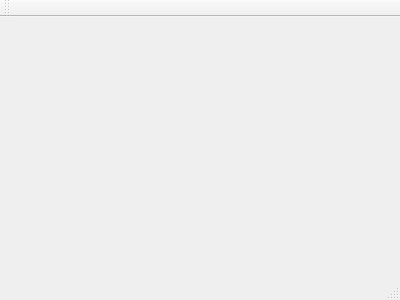
The window that mainwindow.ui (simao234430/kunchen_gate_tool) describes before a commit, drawn with Qt 5.
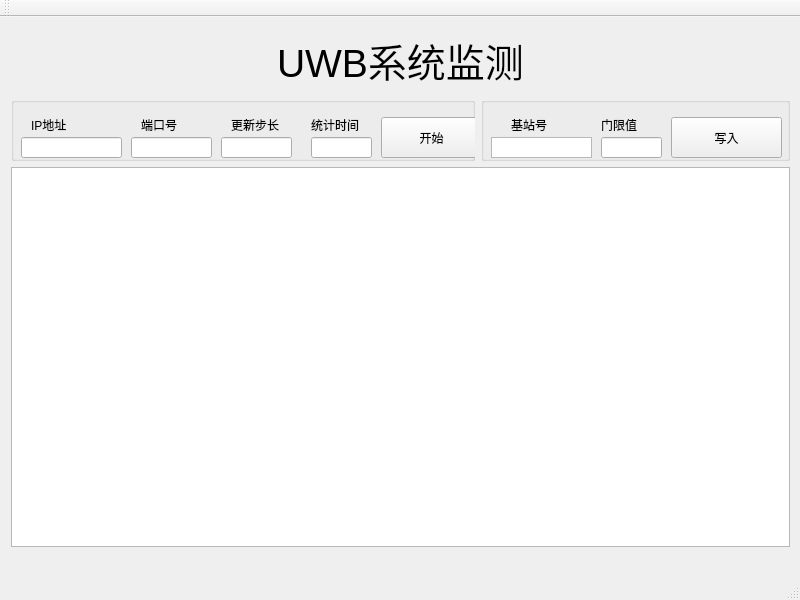
The same window after the commit.

What changed in the file:
```diff
--- a/mainwindow.ui
+++ b/mainwindow.ui
@@ -1,24 +1,270 @@
 <ui version="4.0">
  <class>MainWindow</class>
- <widget class="QMainWindow" name="MainWindow" >
-  <property name="geometry" >
+ <widget class="QMainWindow" name="MainWindow">
+  <property name="geometry">
    <rect>
     <x>0</x>
     <y>0</y>
-    <width>400</width>
-    <height>300</height>
+    <width>800</width>
+    <height>600</height>
    </rect>
   </property>
   <property name="windowTitle" >
    <string>MainWindow</string>
   </property>
-  <widget class="QMenuBar" name="menuBar" />
-  <widget class="QToolBar" name="mainToolBar" />
-  <widget class="QWidget" name="centralWidget" />
-  <widget class="QStatusBar" name="statusBar" />
+  <widget class="QWidget" name="centralWidget">
+   <widget class="QWidget" name="verticalLayoutWidget">
+    <property name="geometry">
+     <rect>
+      <x>0</x>
+      <y>0</y>
+      <width>801</width>
+      <height>541</height>
+     </rect>
+    </property>
+    <layout class="QVBoxLayout" name="verticalLayout" stretch="1,1,6">
+     <item>
+      <layout class="QHBoxLayout" name="horizontalLayout_3" stretch="0">
+       <item>
+        <widget class="QLabel" name="label">
+         <property name="font">
+          <font>
+           <pointsize>29</pointsize>
+          </font>
+         </property>
+         <property name="text">
+          <string>UWB系统监测</string>
+         </property>
+         <property name="alignment">
+          <set>Qt::AlignCenter</set>
+         </property>
+        </widget>
+       </item>
+      </layout>
+     </item>
+     <item>
+      <layout class="QHBoxLayout" name="horizontalLayout" stretch="3,2">
+       <item>
+        <widget class="QGroupBox" name="groupBox_2">
+         <property name="title">
+          <string/>
+         </property>
+         <widget class="QLabel" name="label_2">
+          <property name="geometry">
+           <rect>
+            <x>20</x>
+            <y>20</y>
+            <width>59</width>
+            <height>16</height>
+           </rect>
+          </property>
+          <property name="text">
+           <string>IP地址</string>
+          </property>
+         </widget>
+         <widget class="QLabel" name="label_3">
+          <property name="geometry">
+           <rect>
+            <x>130</x>
+            <y>20</y>
+            <width>59</width>
+            <height>16</height>
+           </rect>
+          </property>
+          <property name="text">
+           <string>端口号</string>
+          </property>
+         </widget>
+         <widget class="QLineEdit" name="Input_ip">
+          <property name="geometry">
+           <rect>
+            <x>10</x>
+            <y>40</y>
+            <width>101</width>
+            <height>21</height>
+           </rect>
+          </property>
+         </widget>
+         <widget class="QLineEdit" name="Input_port">
+          <property name="geometry">
+           <rect>
+            <x>120</x>
+            <y>40</y>
+            <width>81</width>
+            <height>21</height>
+           </rect>
+          </property>
+         </widget>
+         <widget class="QPushButton" name="StartButton">
+          <property name="geometry">
+           <rect>
+            <x>370</x>
+            <y>20</y>
+            <width>101</width>
+            <height>41</height>
+           </rect>
+          </property>
+          <property name="text">
+           <string>开始</string>
+          </property>
+         </widget>
+         <widget class="QLabel" name="label_4">
+          <property name="geometry">
+           <rect>
+            <x>220</x>
+            <y>20</y>
+            <width>59</width>
+            <height>16</height>
+           </rect>
+          </property>
+          <property name="text">
+           <string>更新步长</string>
+          </property>
+         </widget>
+         <widget class="QLabel" name="label_5">
+          <property name="geometry">
+           <rect>
+            <x>300</x>
+            <y>20</y>
+            <width>59</width>
+            <height>16</height>
+           </rect>
+          </property>
+          <property name="text">
+           <string>统计时间</string>
+          </property>
+         </widget>
+         <widget class="QLineEdit" name="Input_time_step">
+          <property name="geometry">
+           <rect>
+            <x>210</x>
+            <y>40</y>
+            <width>71</width>
+            <height>21</height>
+           </rect>
+          </property>
+         </widget>
+         <widget class="QLineEdit" name="Input_time">
+          <property name="geometry">
+           <rect>
+            <x>300</x>
+            <y>40</y>
+            <width>61</width>
+            <height>21</height>
+           </rect>
+          </property>
+         </widget>
+         <zorder>label_2</zorder>
+         <zorder>label_3</zorder>
+         <zorder>Input_ip</zorder>
+         <zorder>Input_port</zorder>
+         <zorder>StartButton</zorder>
+         <zorder>label_4</zorder>
+         <zorder>label_5</zorder>
+         <zorder>Input_time_step</zorder>
+         <zorder>Input_time</zorder>
+         <zorder>groupBox</zorder>
+        </widget>
+       </item>
+       <item>
+        <widget class="QGroupBox" name="groupBox">
+         <property name="title">
+          <string/>
+         </property>
+         <widget class="QLabel" name="label_6">
+          <property name="geometry">
+           <rect>
+            <x>30</x>
+            <y>20</y>
+            <width>59</width>
+            <height>16</height>
+           </rect>
+          </property>
+          <property name="text">
+           <string>基站号</string>
+          </property>
+         </widget>
+         <widget class="QLabel" name="label_7">
+          <property name="geometry">
+           <rect>
+            <x>120</x>
+            <y>20</y>
+            <width>59</width>
+            <height>16</height>
+           </rect>
+          </property>
+          <property name="text">
+           <string>门限值</string>
+          </property>
+         </widget>
+         <widget class="QLineEdit" name="input_gate_value">
+          <property name="geometry">
+           <rect>
+            <x>120</x>
+            <y>40</y>
+            <width>61</width>
+            <height>21</height>
+           </rect>
+          </property>
+         </widget>
+         <widget class="QPushButton" name="WriteGateButton">
+          <property name="geometry">
+           <rect>
+            <x>190</x>
+            <y>20</y>
+            <width>111</width>
+            <height>41</height>
+           </rect>
+          </property>
+          <property name="text">
+           <string>写入</string>
+          </property>
+         </widget>
+         <widget class="QListView" name="station_list">
+          <property name="geometry">
+           <rect>
+            <x>10</x>
+            <y>40</y>
+            <width>101</width>
+            <height>21</height>
+           </rect>
+          </property>
+         </widget>
+        </widget>
+       </item>
+      </layout>
+     </item>
+     <item>
+      <layout class="QHBoxLayout" name="horizontalLayout_2">
+       <item>
+        <widget class="QTableView" name="tableView"/>
+       </item>
+      </layout>
+     </item>
+    </layout>
+   </widget>
+  </widget>
+  <widget class="QMenuBar" name="menuBar">
+   <property name="geometry">
+    <rect>
+     <x>0</x>
+     <y>0</y>
+     <width>800</width>
+     <height>22</height>
+    </rect>
+   </property>
+  </widget>
+  <widget class="QToolBar" name="mainToolBar">
+   <attribute name="toolBarArea">
+    <enum>TopToolBarArea</enum>
+   </attribute>
+   <attribute name="toolBarBreak">
+    <bool>false</bool>
+   </attribute>
+  </widget>
+  <widget class="QStatusBar" name="statusBar"/>
  </widget>
- <layoutDefault spacing="6" margin="11" />
- <pixmapfunction></pixmapfunction>
+ <layoutdefault spacing="6" margin="11"/>
  <resources/>
  <connections/>
 </ui>
```
Left out of the diff: 3 changed lines with no effect on the pictures.
